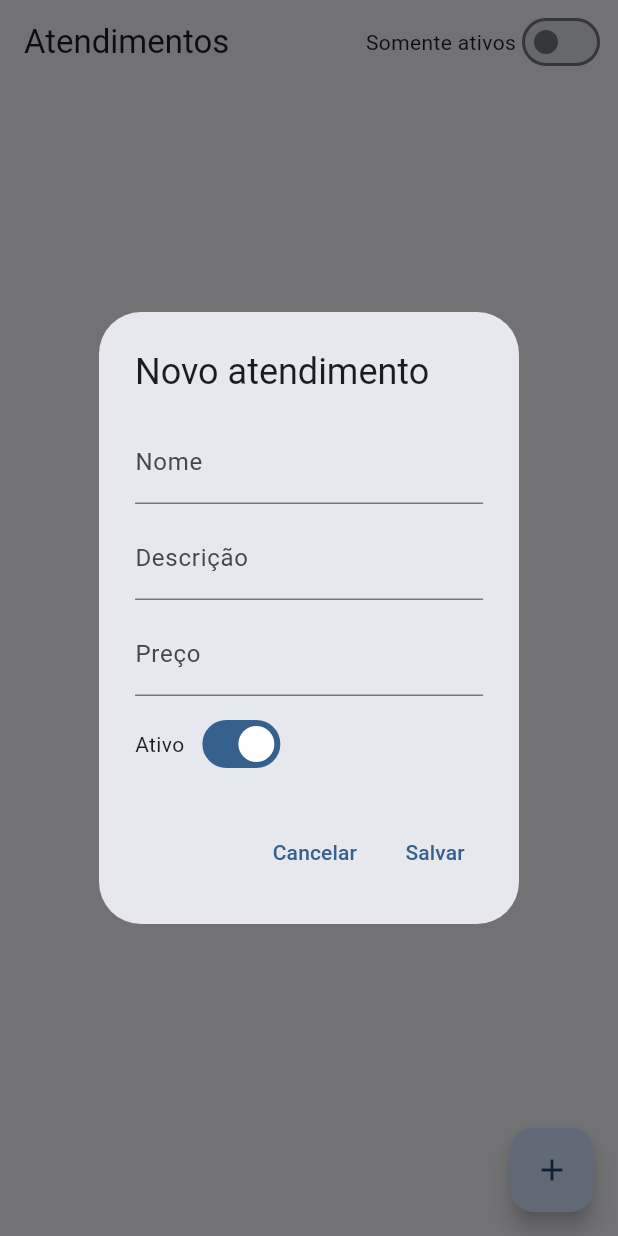
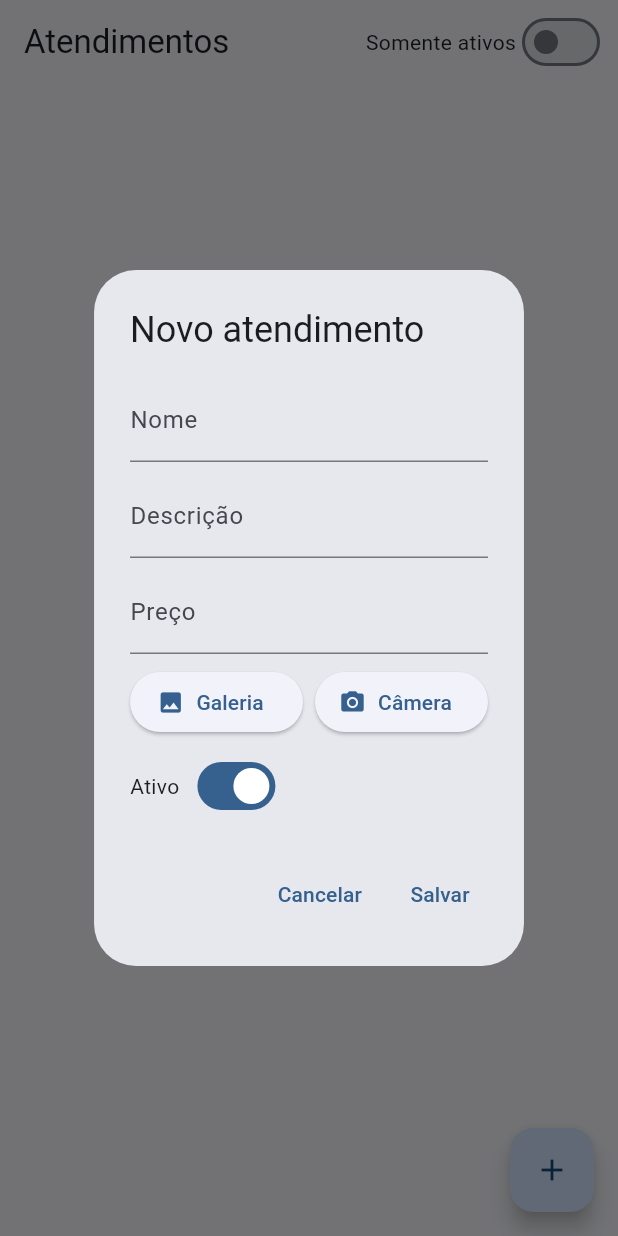
Before and after one commit to tomastonial/Gest-o-de-Atendimentos, a Flutter app: the screen it shows after launch, after a tap on the "add" icon, on a phone screen of 412 x 824 dp. Run offline on Flutter 3.47's test engine with Material 3 defaults, Android fonts, the phone set to English and light mode, and no system bars; our stand-ins replace flutter_bloc, get_it, image_picker, injectable, sqflite; accounts and stored records are empty.

Commit message:
adicionado função de imagem

```diff
--- a/lib/main.dart
+++ b/lib/main.dart
@@ -1,6 +1,8 @@
-// lib/main.dart
 import 'package:flutter/material.dart';
 import 'package:flutter_bloc/flutter_bloc.dart';
+
+import 'dart:io';
+import 'package:image_picker/image_picker.dart';
 
 import 'core/injectable.dart';
 import 'module/atendimento/infra/controller/atendimento_controller.dart';
@@ -39,6 +41,9 @@ class AtendimentoHomePage extends StatefulWidget {
 class _AtendimentoHomePageState extends State<AtendimentoHomePage> {
   bool _somenteAtivos = false;
 
+  final ImagePicker _picker = ImagePicker();
+  String? _fotoTemp;
+
   @override
   Widget build(BuildContext context) {
     final controller = context.read<AtendimentoController>();
@@ -54,8 +59,6 @@ class _AtendimentoHomePageState extends State<AtendimentoHomePage> {
                 value: _somenteAtivos,
                 onChanged: (value) {
                   setState(() => _somenteAtivos = value);
-
-                  // usa filtrarAtivos e carregarAtendimentos
                   if (value) {
                     controller.filtrarAtivos(true);
                   } else {
@@ -106,7 +109,6 @@ class _AtendimentoHomePageState extends State<AtendimentoHomePage> {
                   value: it.ativo,
                   onChanged: (value) {
                     if (value == null) return;
-                    // usa alterarAtivo
                     controller.alterarAtivo(it.id, value);
                   },
                 ),
@@ -146,7 +148,6 @@ class _AtendimentoHomePageState extends State<AtendimentoHomePage> {
                         );
 
                         if (confirmar == true) {
-                          // usa excluirAtendimento
                           await controller.excluirAtendimento(it.id);
                         }
                       },
@@ -179,9 +180,13 @@ class _AtendimentoHomePageState extends State<AtendimentoHomePage> {
     );
     bool ativo = atendimento?.ativo ?? true;
 
+    _fotoTemp = atendimento?.foto;
+
     await showDialog<void>(
       context: context,
       builder: (dialogCtx) {
+        return StatefulBuilder(
+          builder: (ctx, setStateDialog) {
             return AlertDialog(
               title: Text(
                 atendimento == null ? 'Novo atendimento' : 'Editar atendimento',
@@ -208,6 +213,65 @@ class _AtendimentoHomePageState extends State<AtendimentoHomePage> {
                       decoration: const InputDecoration(labelText: 'Preço'),
                     ),
                     const SizedBox(height: 8),
+
+                    if (_fotoTemp != null) ...[
+                      SizedBox(
+                        height: 150,
+                        child: Image.file(File(_fotoTemp!), fit: BoxFit.cover),
+                      ),
+                      const SizedBox(height: 8),
+                    ],
+
+                    Row(
+                      mainAxisAlignment: MainAxisAlignment.spaceEvenly,
+                      children: [
+                        Expanded(
+                          child: ElevatedButton.icon(
+                            onPressed: () async {
+                              final XFile? imagem = await _picker.pickImage(
+                                source: ImageSource.gallery,
+                                maxWidth: 1024,
+                                imageQuality: 85,
+                              );
+
+                              if (imagem != null) {
+                                _fotoTemp = imagem.path;
+                                setStateDialog(() {});
+                              }
+                            },
+                            icon: const Icon(Icons.photo),
+                            label: Text(
+                              _fotoTemp == null
+                                  ? 'Galeria'
+                                  : 'Trocar (galeria)',
+                            ),
+                          ),
+                        ),
+                        const SizedBox(width: 8),
+                        Expanded(
+                          child: ElevatedButton.icon(
+                            onPressed: () async {
+                              final XFile? foto = await _picker.pickImage(
+                                source: ImageSource.camera,
+                                maxWidth: 1024,
+                                imageQuality: 85,
+                              );
+
+                              if (foto != null) {
+                                _fotoTemp = foto.path;
+                                setStateDialog(() {});
+                              }
+                            },
+                            icon: const Icon(Icons.camera_alt),
+                            label: Text(
+                              _fotoTemp == null ? 'Câmera' : 'Trocar (câmera)',
+                            ),
+                          ),
+                        ),
+                      ],
+                    ),
+
+                    const SizedBox(height: 8),
                     Row(
                       children: [
                         const Text('Ativo'),
@@ -216,8 +280,7 @@ class _AtendimentoHomePageState extends State<AtendimentoHomePage> {
                           value: ativo,
                           onChanged: (value) {
                             ativo = value;
-                        // forçar rebuild do AlertDialog
-                        (dialogCtx as Element).markNeedsBuild();
+                            setStateDialog(() {});
                           },
                         ),
                       ],
@@ -250,9 +313,8 @@ class _AtendimentoHomePageState extends State<AtendimentoHomePage> {
                     final agora = DateTime.now().toIso8601String();
 
                     if (atendimento == null) {
-                  // usa inserirAtendimento
                       final novo = Atendimento(
-                    id: 0, // será sobrescrito no repository
+                        id: 0,
                         nome: nome,
                         descricao: descCtrl.text.trim().isEmpty
                             ? null
@@ -260,11 +322,10 @@ class _AtendimentoHomePageState extends State<AtendimentoHomePage> {
                         data: agora,
                         ativo: ativo,
                         preco: preco,
-                    foto: null,
+                        foto: _fotoTemp,
                       );
                       await controller.inserirAtendimento(novo);
                     } else {
-                  // usa editarAtendimento
                       final atualizado = Atendimento(
                         id: atendimento.id,
                         nome: nome,
@@ -274,7 +335,7 @@ class _AtendimentoHomePageState extends State<AtendimentoHomePage> {
                         data: atendimento.data ?? agora,
                         ativo: ativo,
                         preco: preco,
-                    foto: atendimento.foto,
+                        foto: _fotoTemp,
                       );
                       await controller.editarAtendimento(
                         atendimento.id,
@@ -292,5 +353,7 @@ class _AtendimentoHomePageState extends State<AtendimentoHomePage> {
             );
           },
         );
+      },
+    );
   }
 }
```
Lines whose indentation alone changed are shown as unchanged.
